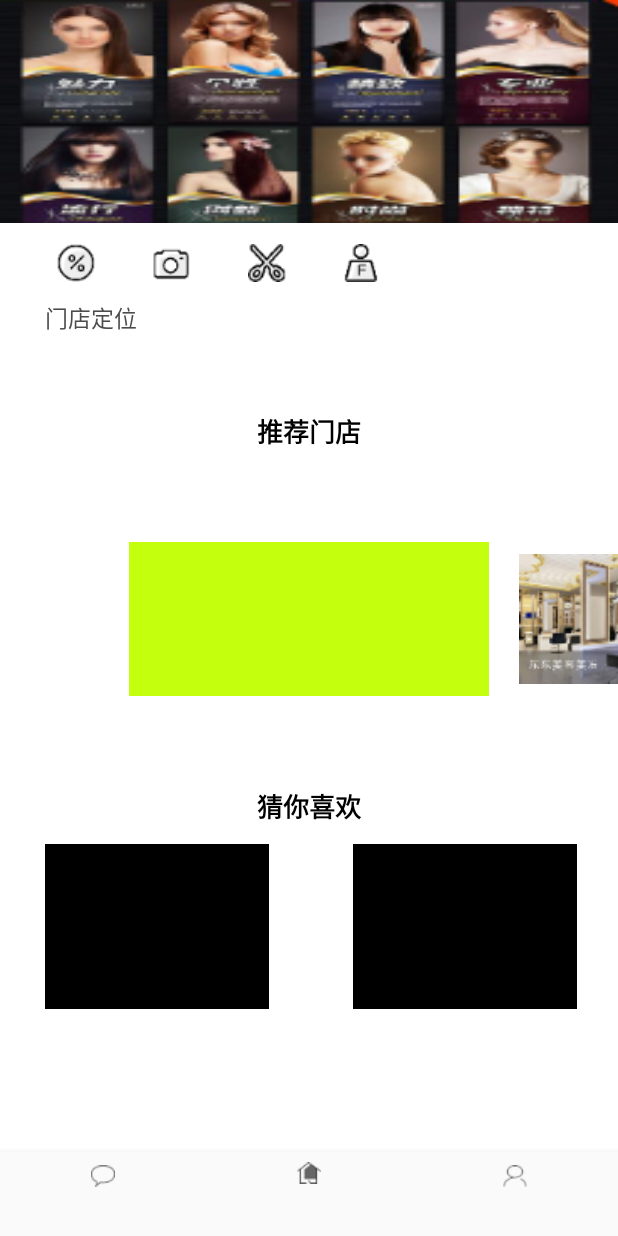
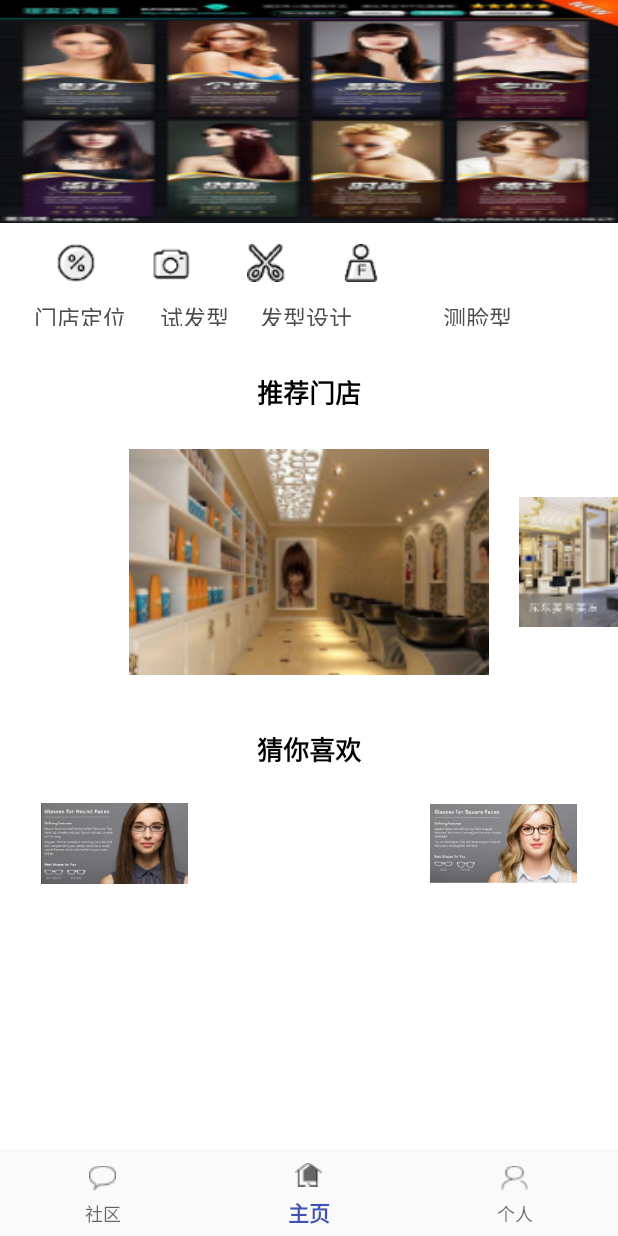
Before and after one commit to Leostadyn/HairMate, an Android app: the MainActivity screen opened directly, with no data from a screen before it, on a phone screen of 412 x 824 dp. Run offline under Robolectric (Android 15) with nearby library versions, the phone set to English and light mode, and no system bars; 1 statement that could not run was skipped.

Commit message:
UI小改

```diff
--- a/app/src/main/java/com/example/stackfarm/myapplication/guiding/GuideActivity.java
+++ b/app/src/main/java/com/example/stackfarm/myapplication/guiding/GuideActivity.java
@@ -271,6 +271,10 @@ public class GuideActivity extends AppCompatActivity {
 
     }
 
+    @Override
+    public void onBackPressed() {
+        finish();
+    }
 
     @Override
     protected void onPause() {
--- a/app/src/main/java/com/example/stackfarm/myapplication/home/HomeFragment.java
+++ b/app/src/main/java/com/example/stackfarm/myapplication/home/HomeFragment.java
@@ -40,6 +40,9 @@ public class HomeFragment extends Fragment implements View.OnClickListener{
     private TextView cainixihuan;
     private TextView tuijianmendian;
     private TextView mendiandingwei;
+    private TextView celianxing;
+    private TextView shifaxin;
+    private TextView faxingsheji;
 
     public  static HomeFragment newInstance(int iFragmentPage){
         HomeFragment myFragment = new HomeFragment();
@@ -84,9 +87,15 @@ public class HomeFragment extends Fragment implements View.OnClickListener{
         cainixihuan=(TextView)view.findViewById(R.id.cainixihuan);
         tuijianmendian=(TextView)view.findViewById(R.id.tuijianmendian);
         mendiandingwei=(TextView)view.findViewById(R.id.mendiandingwei);
+        celianxing=(TextView)view.findViewById(R.id.celianxing);
+        faxingsheji=(TextView)view.findViewById(R.id.faxingsheji);
+        shifaxin=(TextView)view.findViewById(R.id.shifaxin);
+        celianxing.setTypeface(mTypeface);
         cainixihuan.setTypeface(mTypeface);
         tuijianmendian.setTypeface(mTypeface);
         mendiandingwei.setTypeface(mTypeface);
+        shifaxin.setTypeface(mTypeface);
+        faxingsheji.setTypeface(mTypeface);
         TextPaint tp = tuijianmendian.getPaint();
         tp.setFakeBoldText(true);
         tp=cainixihuan.getPaint();
--- a/app/src/main/res/layout/activity_main.xml
+++ b/app/src/main/res/layout/activity_main.xml
@@ -12,7 +12,8 @@
         android:layout_width="match_parent"
         android:layout_height="match_parent"
         android:background="#00f"
-        app:layout_constraintBottom_toTopOf="@+id/navigation">
+        app:layout_constraintBottom_toTopOf="@+id/navigation"
+        app:layout_constraintEnd_toEndOf="parent">
 
     </FrameLayout>
 
@@ -21,10 +22,8 @@
         android:id="@+id/navigation"
         android:layout_width="0dp"
         android:layout_height="wrap_content"
-        android:layout_marginStart="0dp"
-        android:layout_marginEnd="0dp"
-        app:itemIconSize="16dp"
         android:background="?android:attr/windowBackground"
+        app:itemIconSize="@dimen/dp_16"
         app:layout_constraintBottom_toBottomOf="parent"
         app:layout_constraintLeft_toLeftOf="parent"
         app:layout_constraintRight_toRightOf="parent"
--- a/app/src/main/res/layout/guiding.xml
+++ b/app/src/main/res/layout/guiding.xml
@@ -154,14 +154,11 @@
         android:id="@+id/navigation"
         android:layout_width="0dp"
         android:layout_height="wrap_content"
-        android:layout_marginStart="0dp"
-        android:layout_marginEnd="0dp"
-        app:itemIconSize="40dp"
         android:background="?android:attr/windowBackground"
+        app:itemIconSize="@dimen/dp_16"
         app:layout_constraintBottom_toBottomOf="parent"
         app:layout_constraintLeft_toLeftOf="parent"
         app:layout_constraintRight_toRightOf="parent"
-        app:layout_constraintTop_toBottomOf="@id/scrollView"
         app:menu="@menu/navigation" />
 
 
--- a/app/src/main/res/layout/home.xml
+++ b/app/src/main/res/layout/home.xml
@@ -16,57 +16,132 @@
             android:layout_width="match_parent"
             android:layout_height="@dimen/dp_130"
             android:src="@mipmap/title_image" />
+
         <RelativeLayout
-            android:orientation="horizontal"
+            android:id="@+id/btn_text"
             android:layout_width="match_parent"
-            android:layout_height="@dimen/dp_100">
+            android:layout_height="@dimen/dp_60"
+            android:orientation="horizontal">
 
             <ImageButton
                 android:id="@+id/shops"
                 android:layout_width="@dimen/dp_22"
                 android:layout_height="@dimen/dp_22"
+                android:layout_alignParentStart="true"
+                android:layout_alignParentLeft="true"
+                android:layout_marginStart="@dimen/dp_33"
                 android:layout_marginLeft="@dimen/dp_33"
                 android:layout_marginTop="@dimen/dp_12"
                 android:background="@mipmap/dingwei" />
-            <ImageButton
-                android:layout_marginLeft="@dimen/dp_89"
-                android:layout_marginTop="@dimen/dp_12"
-                android:background="@mipmap/shifaxing"
-                android:layout_width="@dimen/dp_22"
-                android:layout_height="@dimen/dp_22" />
-            <ImageButton
-                android:layout_marginLeft="@dimen/dp_145"
-                android:layout_marginTop="@dimen/dp_12"
-                android:background="@mipmap/sheji"
-                android:layout_width="@dimen/dp_22"
-                android:layout_height="@dimen/dp_22" />
 
             <ImageButton
-                android:layout_marginLeft="@dimen/dp_200"
+                android:id="@+id/shifaxing"
                 android:layout_width="@dimen/dp_22"
                 android:layout_height="@dimen/dp_22"
+                android:layout_marginStart="@dimen/dp_33"
+                android:layout_marginLeft="@dimen/dp_33"
                 android:layout_marginTop="@dimen/dp_12"
+                android:layout_toEndOf="@+id/shops"
+                android:layout_toRightOf="@+id/shops"
+                android:background="@mipmap/shifaxing" />
+
+            <ImageButton
+                android:id="@+id/sheji"
+                android:layout_width="@dimen/dp_22"
+                android:layout_height="@dimen/dp_22"
+                android:layout_marginStart="@dimen/dp_33"
+                android:layout_marginLeft="@dimen/dp_33"
+                android:layout_marginTop="@dimen/dp_12"
+                android:layout_toEndOf="@+id/shifaxing"
+                android:layout_toRightOf="@+id/shifaxing"
+                android:background="@mipmap/sheji" />
+
+            <ImageButton
+                android:id="@+id/lianxing"
+                android:layout_width="@dimen/dp_22"
+                android:layout_height="@dimen/dp_22"
+                android:layout_marginStart="@dimen/dp_33"
+                android:layout_marginLeft="@dimen/dp_33"
+                android:layout_marginTop="@dimen/dp_12"
+                android:layout_toEndOf="@+id/sheji"
+                android:layout_toRightOf="@+id/sheji"
                 android:background="@mipmap/lianxing" />
+
             <TextView
                 android:id="@+id/mendiandingwei"
+                android:layout_width="wrap_content"
+                android:layout_height="wrap_content"
+                android:layout_alignParentStart="true"
+                android:layout_alignParentLeft="true"
+                android:layout_marginStart="@dimen/dp_20"
+                android:layout_marginLeft="@dimen/dp_20"
                 android:layout_marginTop="@dimen/dp_45"
-                android:textSize="15.4sp"
-                android:layout_marginLeft="@dimen/dp_26"
+                android:gravity="center"
                 android:text="门店定位"
                 android:textColor="#4c4c4c"
+                android:textSize="15.4sp" />
+
+            <TextView
+                android:id="@+id/shifaxin"
                 android:layout_width="wrap_content"
                 android:layout_height="wrap_content"
-                />
+                android:layout_marginStart="@dimen/dp_20"
+                android:layout_marginLeft="@dimen/dp_20"
+                android:layout_marginTop="@dimen/dp_45"
+                android:layout_toEndOf="@+id/mendiandingwei"
+                android:layout_toRightOf="@+id/mendiandingwei"
+                android:gravity="center"
+                android:text="试发型"
+                android:textColor="#4c4c4c"
+                android:textSize="15.4sp" />
+
+            <TextView
+                android:id="@+id/faxingsheji"
+                android:layout_width="wrap_content"
+                android:layout_height="wrap_content"
+                android:layout_marginStart="@dimen/dp_18"
+                android:layout_marginLeft="@dimen/dp_18"
+                android:layout_marginTop="@dimen/dp_45"
+                android:layout_toEndOf="@+id/shifaxin"
+                android:layout_toRightOf="@+id/shifaxin"
+                android:gravity="center"
+                android:text="发型设计"
+                android:textColor="#4c4c4c"
+                android:textSize="15.4sp" />
+
+            <TextView
+                android:id="@+id/celianxing"
+                android:layout_width="wrap_content"
+                android:layout_height="wrap_content"
+                android:layout_alignParentEnd="true"
+                android:layout_alignParentRight="true"
+                android:layout_marginStart="@dimen/dp_18"
+                android:layout_marginLeft="@dimen/dp_18"
+                android:layout_marginTop="@dimen/dp_45"
+                android:layout_marginEnd="@dimen/dp_27"
+                android:layout_marginRight="@dimen/dp_27"
+                android:layout_toEndOf="@+id/faxingsheji"
+                android:layout_toRightOf="@+id/faxingsheji"
+                android:gravity="center"
+                android:text="测脸型"
+                android:textColor="#4c4c4c"
+                android:textSize="15.4sp" />
+
+
         </RelativeLayout>
         <TextView
             android:layout_width="match_parent"
-            android:layout_height="50dp"
+            android:layout_height="@dimen/dp_27" />
+        <TextView
+            android:id="@+id/tuijianmendian"
+            android:layout_width="match_parent"
+            android:layout_height="wrap_content"
+            android:layout_marginTop="0dp"
+            android:gravity="center"
             android:text="推荐门店"
             android:textColor="#000"
-            android:id="@+id/tuijianmendian"
-            android:textSize="17.6sp"
-            android:gravity="center"
-            android:textStyle="bold"/>
+            android:textSize="17.6sp"/>
+
         <RelativeLayout
             android:id="@+id/page_container"
             android:layout_width="match_parent"
@@ -102,18 +177,23 @@
 
             <ImageView
                 android:id="@+id/like1"
-                android:layout_width="149dp"
-                android:layout_height="110dp"
-                android:layout_marginLeft="30dp"
-                android:background="#000" />
+                android:layout_width="@dimen/dp_86"
+                android:layout_height="wrap_content"
+                android:layout_alignParentStart="true"
+                android:layout_alignParentLeft="true"
+                android:layout_marginStart="@dimen/dp_24"
+                android:layout_marginLeft="@dimen/dp_24"
+                android:src="@mipmap/like_left" />
 
             <ImageView
                 android:id="@+id/like2"
-                android:layout_width="149dp"
-                android:layout_height="110dp"
-                android:layout_marginLeft="56dp"
-                android:layout_toRightOf="@id/like1"
-                android:background="#000" />
+                android:layout_width="@dimen/dp_86"
+                android:layout_height="wrap_content"
+                android:layout_alignParentEnd="true"
+                android:layout_alignParentRight="true"
+                android:layout_marginEnd="@dimen/dp_24"
+                android:layout_marginRight="@dimen/dp_24"
+                android:src="@mipmap/like_right" />
         </RelativeLayout>
     </LinearLayout>
 
--- a/app/src/main/res/menu/navigation.xml
+++ b/app/src/main/res/menu/navigation.xml
@@ -3,18 +3,18 @@
     <item
         android:id="@+id/navigation_shops"
         android:icon="@mipmap/community"
-        android:title=""/>
+        android:title="社区"/>
 
     <item
         android:id="@+id/navigation_home"
         android:icon="@mipmap/homepage"
-        android:title=""/>
+        android:title="主页"/>
 
 
     <item
 
         android:id="@+id/navigation_personal"
         android:icon="@mipmap/personpage"
-        android:title=""/>
+        android:title="个人"/>
 
 </menu>
```
Also changed, not shown: app/src/main/res/mipmap-xxxhdpi/like_left.png (added), app/src/main/res/mipmap-xxxhdpi/like_right.png (added), app/src/main/res/mipmap-xxxhdpi/one.png, app/src/main/res/mipmap-xxxhdpi/three.png, app/src/main/res/mipmap-xxxhdpi/title_image.png.
